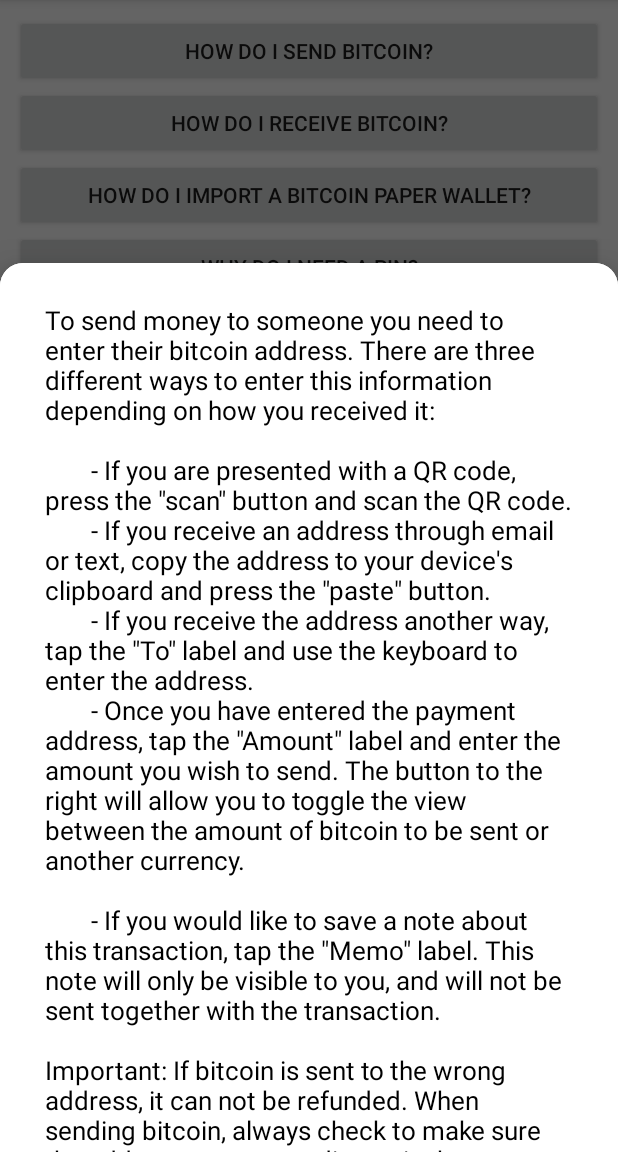
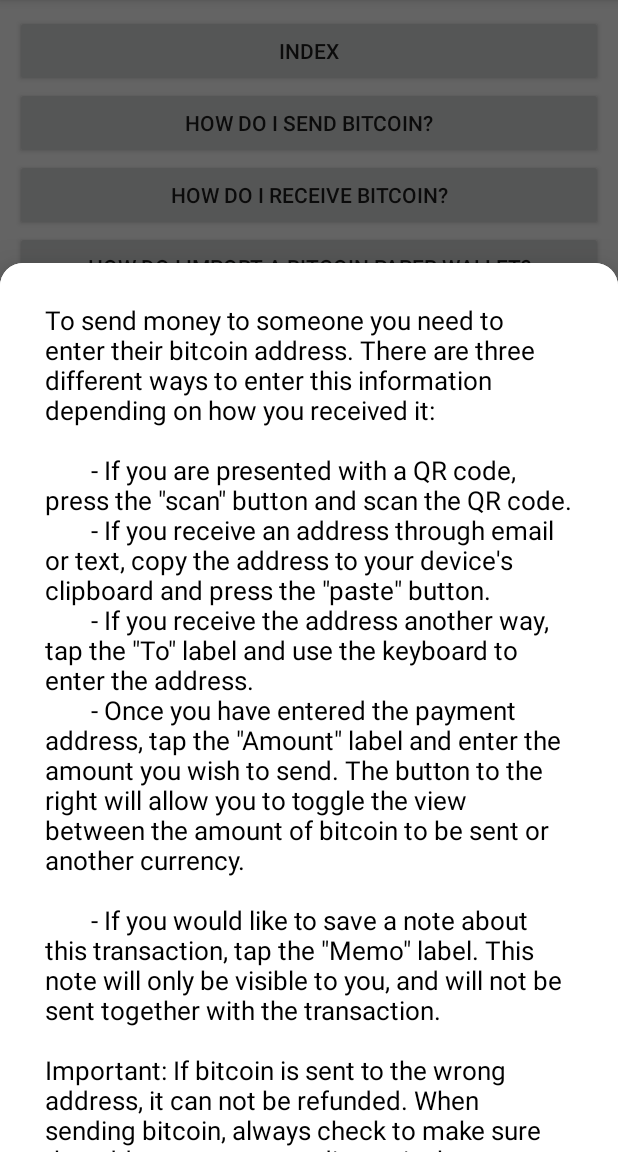
Before and after one commit to atmcoin/cash-ui-android, an Android app: the screen it shows after launch (MainActivity), after a tap on "HOW DO I SEND BITCOIN?", on a phone screen of 412 x 824 dp, the part 84-1236 px from its top. Run offline under Robolectric (Android 15) with nearby library versions, the phone set to English and light mode, and no system bars.

Commit message:
refactoring bottom dialog using builder and adding bottom index dialog.

```diff
--- a/app/build.gradle
+++ b/app/build.gradle
@@ -23,6 +23,11 @@ android {
         }
     }
 
+    compileOptions {
+        sourceCompatibility JavaVersion.VERSION_1_8
+        targetCompatibility JavaVersion.VERSION_1_8
+    }
+
 }
 
 dependencies {
--- a/app/src/main/java/cash/just/ui/MainActivity.kt
+++ b/app/src/main/java/cash/just/ui/MainActivity.kt
@@ -3,7 +3,7 @@ package cash.just.ui
 import android.os.Bundle
 import android.widget.Button
 import androidx.appcompat.app.AppCompatActivity
-import cash.just.support.BottomSheetSupportDialogFragment
+import cash.just.support.CashSupport
 import cash.just.support.SupportPage
 import kotlinx.android.synthetic.main.activity_main.*
 
@@ -13,14 +13,23 @@ class MainActivity : AppCompatActivity() {
         super.onCreate(savedInstanceState)
         setContentView(R.layout.activity_main)
 
+        addButtonWithText("INDEX").setOnClickListener {
+            val fragment = CashSupport.Builder().build().createDialogFragment()
+            fragment.show(supportFragmentManager, "tag")
+        }
+
         SupportPage.values().forEach { page ->
-            val button = Button(this)
-            button.text = page.title
-            rootView.addView(button)
-            button.setOnClickListener {
-                val fragment = BottomSheetSupportDialogFragment.newInstance(page)
+            addButtonWithText(page.title).setOnClickListener {
+                val fragment = CashSupport.Builder().detail(page).build().createDialogFragment()
                 fragment.show(supportFragmentManager, "tag")
             }
         }
     }
+
+    private fun addButtonWithText(title:String) : Button {
+        val button = Button(this)
+        button.text = title
+        rootView.addView(button)
+        return button
+    }
 }
--- /dev/null
+++ b/supportUI/src/main/java/cash/just/support/CashSupport.kt
@@ -0,0 +1,35 @@
+package cash.just.support
+
+import com.google.android.material.bottomsheet.BottomSheetDialogFragment
+
+class CashSupport private constructor(
+    private val pageType: PageType,
+    private val supportPage: SupportPage?) {
+
+    data class Builder(private var pageType: PageType = PageType.INDEX) {
+        private var supportPage: SupportPage? = null
+
+        fun detail(supportPage: SupportPage) = apply {
+            this.pageType = PageType.DETAIL
+            this.supportPage = supportPage
+        }
+
+        fun build() = CashSupport(pageType, supportPage)
+    }
+
+    fun createDialogFragment(): BottomSheetDialogFragment = run {
+        return when(pageType) {
+            PageType.INDEX -> {
+                IndexDialogFragment()
+            }
+            PageType.DETAIL -> {
+                DetailDialogFragment.newInstance(supportPage!!)
+            }
+        }
+    }
+
+    enum class PageType {
+        INDEX,
+        DETAIL
+    }
+}
--- a/supportUI/src/main/java/cash/just/support/BottomSheetSupportDialogFragment.kt
+++ b/supportUI/src/main/java/cash/just/support/DetailDialogFragment.kt
@@ -7,13 +7,13 @@ import android.view.ViewGroup
 import android.widget.TextView
 import com.google.android.material.bottomsheet.BottomSheetDialogFragment
 
-class BottomSheetSupportDialogFragment : BottomSheetDialogFragment() {
+class DetailDialogFragment : BottomSheetDialogFragment() {
     companion object {
         private const val ARG_TITLE : String = "ARG_TITLE"
         private const val ARG_DESCRIPTION : String = "ARG_DESCRIPTION"
 
         fun newInstance(page:SupportPage) : BottomSheetDialogFragment {
-            val fragment = BottomSheetSupportDialogFragment()
+            val fragment = DetailDialogFragment()
             val bundle = Bundle()
             bundle.putString(ARG_TITLE, page.title)
             bundle.putString(ARG_DESCRIPTION, page.description)
@@ -43,17 +43,12 @@ class BottomSheetSupportDialogFragment : BottomSheetDialogFragment() {
             missingArguments()
         }
 
-        val version = "${BuildConfig.VERSION_NAME} (${BuildConfig.VERSION_CODE})"
-        textView(view, R.id.versionNumber).text = version
-
-        textView(view, R.id.privacyLink).setOnClickListener {
-            launchWebsite("https://coinsquareatm.com/privacy-policy.html")
-        }
+        SupportFooterHelper.populate(view)
 
         return view
     }
 
-    private fun missingArguments(){
+    private fun missingArguments() {
         throw IllegalStateException("One or more arguments $ARG_TITLE, $ARG_DESCRIPTION not found, did you call #newInstance()")
     }
 
--- /dev/null
+++ b/supportUI/src/main/java/cash/just/support/SupportFooterHelper.kt
@@ -0,0 +1,19 @@
+package cash.just.support
+
+import android.view.View
+import android.widget.TextView
+
+object SupportFooterHelper {
+    fun populate(view:View) {
+        val version = "${BuildConfig.VERSION_NAME} (${BuildConfig.VERSION_CODE})"
+        textView(view, R.id.versionNumber).text = version
+
+        textView(view, R.id.privacyLink).setOnClickListener {
+            view.context.lifeCycleOwner().launchWebsite("https://coinsquareatm.com/privacy-policy.html")
+        }
+    }
+
+    private fun textView(view: View, id:Int): TextView {
+        return view.findViewById(id)
+    }
+}
--- a/supportUI/src/main/res/layout/fragment_support_page.xml
+++ b/supportUI/src/main/res/layout/fragment_support_page.xml
@@ -40,47 +40,5 @@
         tools:text="This is a long description! Sed ut perspiciatis unde omnis iste natus error sit voluptatem accusantium doloremque laudantium, totam rem aperiam, eaque ipsa quae ab illo inventore veritatis et quasi architecto beatae vitae dicta sunt explicabo. Nemo enim ipsam voluptatem quia voluptas sit aspernatur aut odit aut fugit, sed quia consequuntur magni dolores eos qui ratione voluptatem sequi nesciunt. Neque porro quisquam est, qui dolorem ipsum quia dolor sit amet, consectetur, adipisci velit, sed quia non numquam eius modi tempora incidunt ut labore et dolore magnam aliquam quaerat voluptatem. Ut enim ad minima veniam, quis nostrum exercitationem ullam corporis suscipit laboriosam, nisi ut aliquid ex ea commodi consequatur? Quis autem vel eum iure reprehenderit qui in ea voluptate velit esse quam nihil molestiae consequatur, vel illum qui dolorem eum fugiat quo voluptas nulla pariatur?"
     />
 
-    <LinearLayout
-        android:id="@+id/footerGroup"
-        android:orientation="vertical"
-        android:background="#303030"
-        android:layout_width="match_parent"
-        android:layout_height="wrap_content"
-        android:paddingTop="30dp"
-        android:paddingBottom="15dp"
-        app:layout_constraintBottom_toBottomOf="parent"
-        app:layout_constraintLeft_toLeftOf="parent"
-        app:layout_constraintRight_toRightOf="parent">
-
-        <LinearLayout
-            android:gravity="center"
-            android:orientation="horizontal"
-            android:layout_width="match_parent"
-            android:layout_height="wrap_content">
-
-            <TextView
-                android:id="@+id/privacyLink"
-                android:text="Privacy Policy     |"
-                android:textColor="#FFFFFF"
-                android:layout_width="wrap_content"
-                android:layout_height="wrap_content"/>
-
-            <TextView
-                android:textColorLink="#FFFFFF"
-                android:autoLink="email"
-                android:gravity="center"
-                android:text="     atm@just.cash"
-                android:textColor="#FFFFFF"
-                android:layout_width="wrap_content"
-                android:layout_height="wrap_content"/>
-        </LinearLayout>
-        <TextView
-            android:layout_width="match_parent"
-            android:layout_height="wrap_content"
-            tools:text="5.10.6"
-            android:id="@+id/versionNumber"
-            android:layout_marginTop="10dp"
-            android:gravity="center"
-            android:textColor="#FFFFFF" />
-    </LinearLayout>
+    <include layout="@layout/fragment_support_footer"/>
 </androidx.constraintlayout.widget.ConstraintLayout>
```
Also changed, not shown: supportUI/src/main/java/cash/just/support/IndexDialogFragment.kt (added, +41 -0 lines), supportUI/src/main/java/cash/just/support/LifecycleOwnerExtensions.kt (+9 -0 lines), supportUI/src/main/res/drawable/dialog_gray_background.xml (added, +9 -0 lines), supportUI/src/main/res/drawable/logo_gradient.xml (added, +14 -0 lines), supportUI/src/main/res/layout/fragment_support_footer.xml (added, +49 -0 lines), supportUI/src/main/res/layout/fragment_support_index.xml (added, +52 -0 lines), supportUI/src/main/res/drawable/dialog_background.xml (line endings or trailing spaces).
